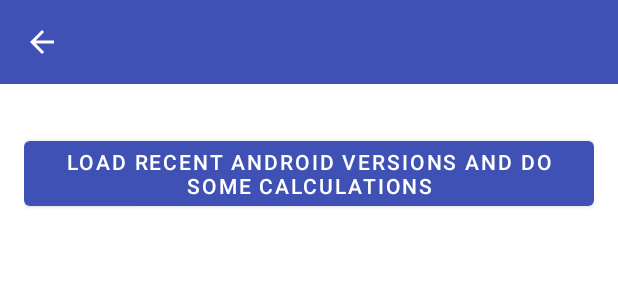
After one commit to ernesto-ca/CoroutinesOnAndroid, an Android app: the layout activity_debuggingcoroutines.xml on its own in the app's theme, with its tools: preview values and no code run, on a phone screen of 412 x 824 dp. The commit adds this screen. Shown: the top 300 px of the screen. Run offline under Robolectric (Android 15) with nearby library versions, the phone set to English and light mode, and no system bars.

Commit message:
Add UseCase#8 "Debugging Coroutines"

```diff
--- a/app/src/main/AndroidManifest.xml
+++ b/app/src/main/AndroidManifest.xml
@@ -26,6 +26,7 @@
         <activity android:name=".usecases.coroutines.usecase5.NetworkRequestWithTimeoutActivity" />
         <activity android:name=".usecases.coroutines.usecase6.RetryNetworkRequestActivity" />
         <activity android:name=".usecases.coroutines.usecase7.RoomAndCoroutinesActivity" />
+        <activity android:name=".usecases.coroutines.usecase8.DebuggingCoroutinesActivity" />
 
         <activity android:name=".usecases.channels.usecase1.ChannelUseCase1Activity" />
 
--- a/app/src/main/java/com/lukaslechner/coroutineusecasesonandroid/CoroutineUsecasesOnAndroidApplication.kt
+++ b/app/src/main/java/com/lukaslechner/coroutineusecasesonandroid/CoroutineUsecasesOnAndroidApplication.kt
@@ -9,5 +9,9 @@
         super.onCreate()
 
         Timber.plant(Timber.DebugTree())
+
+        // Enable Debugging for Kotlin Coroutines in debug builds
+        // Prints Coroutine name when logging Thread.currentThread().name
+        System.setProperty("kotlinx.coroutines.debug", if (BuildConfig.DEBUG) "on" else "off")
     }
 }
--- a/app/src/main/java/com/lukaslechner/coroutineusecasesonandroid/utils/Extensions.kt
+++ b/app/src/main/java/com/lukaslechner/coroutineusecasesonandroid/utils/Extensions.kt
@@ -33,3 +33,8 @@
 fun View.setGone() {
     this.visibility = View.GONE
 }
+
+fun logWithThreadAndCoroutineInfo(message: String) =
+    println("[${Thread.currentThread().name}] $message")
+
+fun addCoroutineDebugInfo(message: String) = "[${Thread.currentThread().name}] $message"
--- a/app/src/main/java/com/lukaslechner/coroutineusecasesonandroid/views/UseCase.kt
+++ b/app/src/main/java/com/lukaslechner/coroutineusecasesonandroid/views/UseCase.kt
@@ -10,6 +10,7 @@
 import com.lukaslechner.coroutineusecasesonandroid.usecases.coroutines.usecase5.NetworkRequestWithTimeoutActivity
 import com.lukaslechner.coroutineusecasesonandroid.usecases.coroutines.usecase6.RetryNetworkRequestActivity
 import com.lukaslechner.coroutineusecasesonandroid.usecases.coroutines.usecase7.RoomAndCoroutinesActivity
+import com.lukaslechner.coroutineusecasesonandroid.usecases.coroutines.usecase8.DebuggingCoroutinesActivity
 import com.lukaslechner.coroutineusecasesonandroid.usecases.flow.usecase1.FlowUseCase1Activity
 import kotlinx.android.parcel.Parcelize
 
@@ -52,6 +53,10 @@
             UseCase(
                 "Room and Coroutines",
                 RoomAndCoroutinesActivity::class.java
+            ),
+            UseCase(
+                "Debugging Coroutines",
+                DebuggingCoroutinesActivity::class.java
             )
         )
     )
--- /dev/null
+++ b/app/src/main/res/layout/activity_debuggingcoroutines.xml
@@ -0,0 +1,40 @@
+<?xml version="1.0" encoding="utf-8"?>
+<LinearLayout xmlns:android="http://schemas.android.com/apk/res/android"
+    android:layout_width="match_parent"
+    android:layout_height="match_parent"
+    android:orientation="vertical">
+
+    <include layout="@layout/toolbar" />
+
+    <LinearLayout
+        android:layout_width="match_parent"
+        android:layout_height="match_parent"
+        android:orientation="vertical"
+        android:padding="16dp">
+
+        <Button
+            android:id="@+id/btnPerformSingleNetworkRequest"
+            android:layout_width="match_parent"
+            android:layout_height="wrap_content"
+            android:layout_marginTop="16dp"
+            android:layout_marginBottom="16dp"
+            android:text="@string/load_recent_android_versions_and_do_some_calculations" />
+
+        <ProgressBar
+            android:id="@+id/progressBar"
+            android:layout_width="wrap_content"
+            android:layout_height="wrap_content"
+            android:layout_gravity="center"
+            android:layout_marginBottom="32dp"
+            android:visibility="invisible" />
+
+        <TextView
+            android:id="@+id/textViewResult"
+            android:layout_width="match_parent"
+            android:layout_height="match_parent"
+            android:textColor="@color/primary_text"
+            android:textSize="16sp" />
+
+    </LinearLayout>
+
+</LinearLayout>
--- a/app/src/main/res/values/strings.xml
+++ b/app/src/main/res/values/strings.xml
@@ -10,4 +10,5 @@
     <string name="clear_database">Clear Database</string>
     <string name="loading_data_from_database">loading data from database</string>
     <string name="loading_data_from_network">loading data from network</string>
+    <string name="load_recent_android_versions_and_do_some_calculations">Load Recent Android Versions and do some calculations</string>
 </resources>
```
Also changed, not shown: app/src/main/java/com/lukaslechner/coroutineusecasesonandroid/usecases/coroutines/usecase8/DebuggingCoroutinesActivity.kt (added, +68 -0 lines), app/src/main/java/com/lukaslechner/coroutineusecasesonandroid/usecases/coroutines/usecase8/DebuggingCoroutinesViewModel.kt (added, +91 -0 lines), 2 other files.
